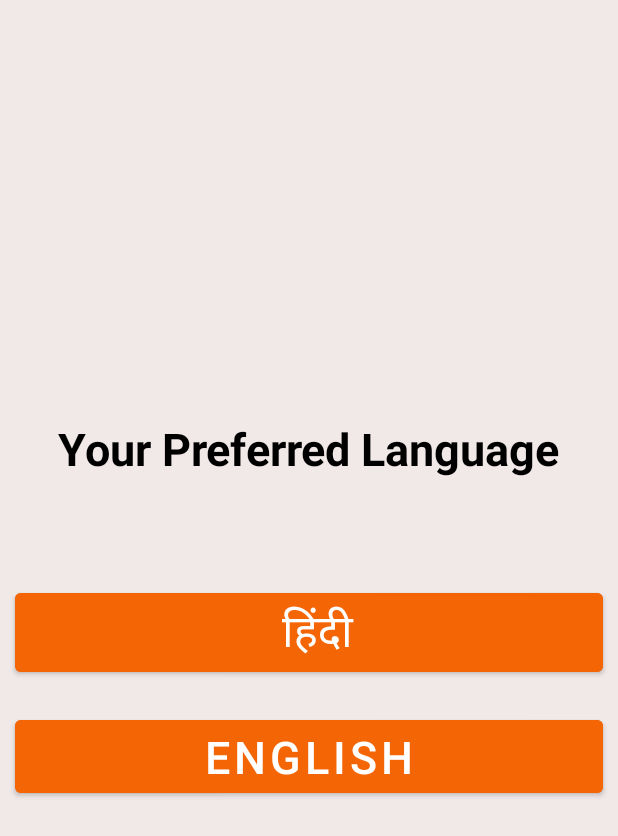
After one commit to Suryash-Jha/BhagwatGita_Android, an Android app: the layout activity_language_select.xml on its own in the app's theme, with its tools: preview values and no code run, on a phone screen of 412 x 824 dp. The commit adds this screen. Shown: the top 836 px of the screen. Run offline under Robolectric (Android 15) with nearby library versions, the light colour scheme and no system bars.

Commit message:
Choose Language added:

```diff
--- /dev/null
+++ b/app/src/main/res/layout/activity_language_select.xml
@@ -0,0 +1,56 @@
+<?xml version="1.0" encoding="utf-8"?>
+<LinearLayout
+    xmlns:android="http://schemas.android.com/apk/res/android"
+    xmlns:app="http://schemas.android.com/apk/res-auto"
+    xmlns:tools="http://schemas.android.com/tools"
+    android:layout_width="match_parent"
+    android:layout_height="match_parent"
+    android:background="#F1E8E8"
+    >
+    <LinearLayout
+        android:layout_width="match_parent"
+        android:layout_height="wrap_content"
+        android:orientation="vertical"
+        android:layout_gravity="center"
+        android:gravity="center"
+        tools:context=".LanguageSelectActivity">
+
+        <TextView
+            android:id="@+id/textView"
+            android:layout_width="wrap_content"
+            android:layout_height="wrap_content"
+            android:text="Your Preferred Language"
+            android:textSize="30sp"
+            android:textColor="@color/black"
+            android:layout_marginBottom="60sp"
+            android:layout_weight="10"
+            android:textStyle="bold"
+
+            />
+
+        <Button
+            android:layout_width="match_parent"
+            android:layout_height="wrap_content"
+            android:layout_weight="1"
+            android:text="
+हिंदी"
+            android:textSize="30sp"
+            android:layout_margin="10sp"
+            android:backgroundTint="#F46505"
+            android:id="@+id/hindi"
+            android:textColor="#FFFFFF"
+            />
+        <Button
+            android:layout_width="match_parent"
+            android:layout_height="wrap_content"
+            android:layout_weight="1"
+            android:layout_margin="10sp"
+android:textColor="#FFFFFF"
+            android:text="ENGLISH"
+            android:textSize="30sp"
+            android:backgroundTint="#F46505"
+            android:id="@+id/english"
+            />
+
+    </LinearLayout>
+</LinearLayout>
```
Also changed, not shown: app/src/main/AndroidManifest.xml (+6 -3 lines), app/src/main/java/com/example/bhagwatgita/ChapterListActivity.kt (+8 -0 lines), app/src/main/java/com/example/bhagwatgita/LanguageSelectActivity.kt (added, +35 -0 lines), app/src/main/java/com/example/bhagwatgita/VerseAdapter.kt (+10 -4 lines).
